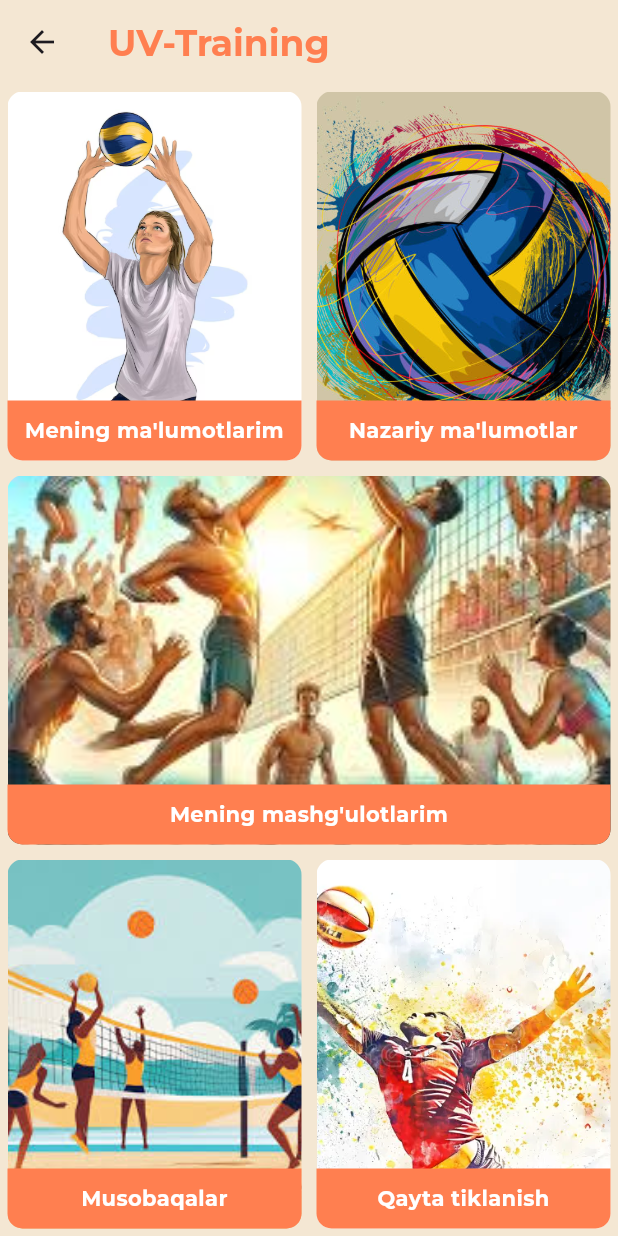
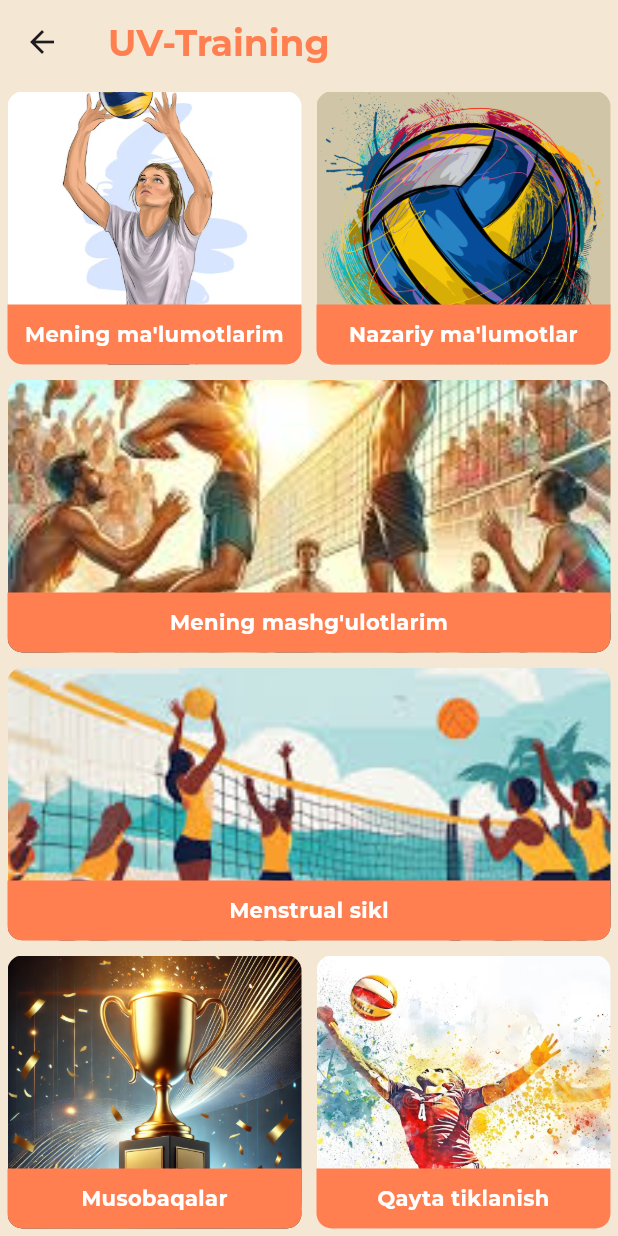
Before and after one commit to Rakhmatullo1/voleybol, a Flutter app: the HomeScreen screen opened by its route, on a phone screen of 412 x 824 dp. Run offline on Flutter 3.47's test engine with Material 3 defaults, Android fonts, the phone set to English and light mode, and no system bars; our stand-ins replace cloud_firestore, firebase_core, sqflite, syncfusion_flutter_calendar, youtube_player_flutter; missing offline and left inert: flutter_pdfview; accounts and stored records are empty.

Commit message:
changes on main screen

```diff
--- a/lib/screens/home_screen.dart
+++ b/lib/screens/home_screen.dart
@@ -1,4 +1,5 @@
 import 'package:appnew/screens/home/competition_page.dart';
+import 'package:appnew/screens/home/pdf_viewer.dart';
 import 'package:appnew/screens/home/recovery_page.dart';
 import 'package:appnew/screens/home/theory_page.dart';
 import 'package:appnew/screens/home/training_page.dart';
@@ -76,6 +77,18 @@ class _HomeScreenState extends State<HomeScreen> {
                   ),
                 ),
                 Expanded(
+                  child: InkWell(
+                    onTap: () => {
+                      Navigator.of(context).pushNamed(PDFViewerScreen.route,
+                          arguments: "menstrual_sikl")
+                    },
+                    child: const MenuCard(
+                      title: 'Menstrual sikl',
+                      imageName: "assets/images/volleyball3.jpeg",
+                    ),
+                  ),
+                ),
+                Expanded(
                     child: Row(
                   children: [
                     Expanded(
@@ -86,7 +99,7 @@ class _HomeScreenState extends State<HomeScreen> {
                         },
                         child: const MenuCard(
                           title: 'Musobaqalar',
-                          imageName: "assets/images/volleyball3.jpeg",
+                          imageName: "assets/images/cup.webp",
                         ),
                       ),
                     ),
--- a/pubspec.yaml
+++ b/pubspec.yaml
@@ -89,8 +89,10 @@ flutter:
     - assets/pdf/pdf5.pdf
     - assets/pdf/pdf6.pdf
     - assets/pdf/pdf8.pdf
+    - assets/pdf/menstrual_sikl.pdf
     - assets/images/training.png
     - assets/images/training_one.png
+    - assets/images/cup.webp
 
   # To add assets to your application, add an assets section, like this:
   # assets:
```
Also changed, not shown: assets/images/cup.webp (added), pubspec.lock, 2 other files.
